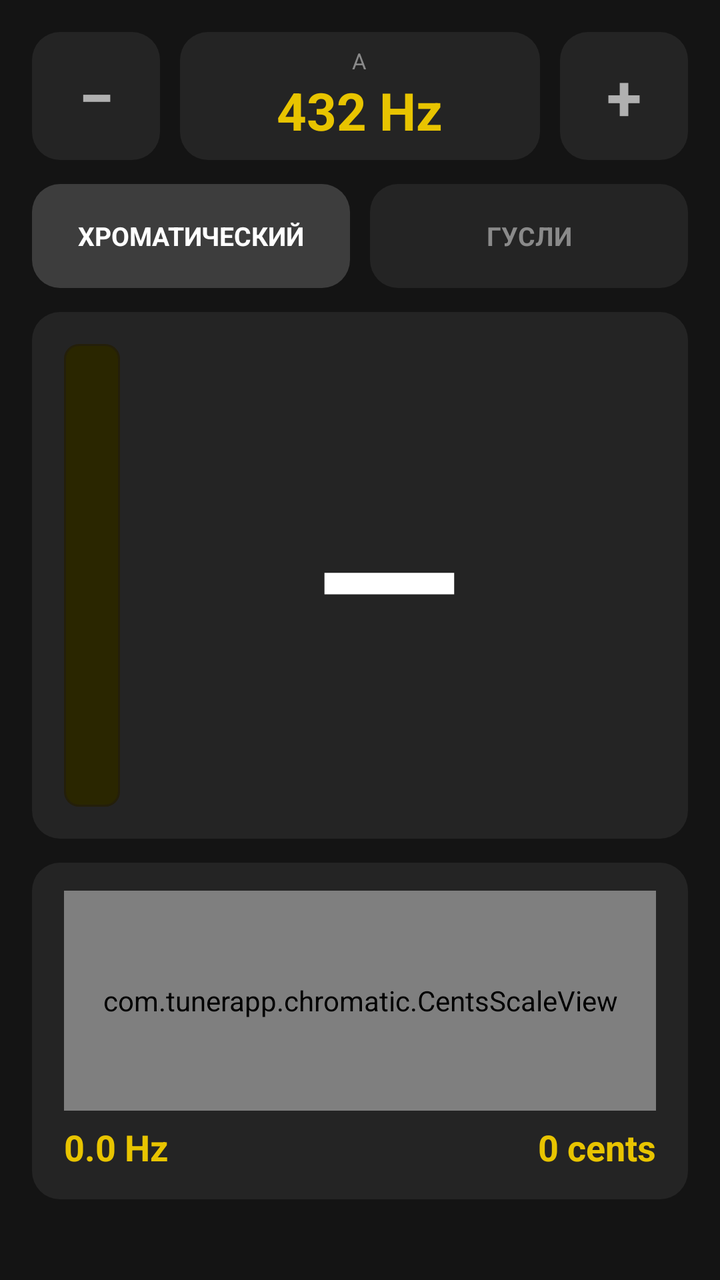
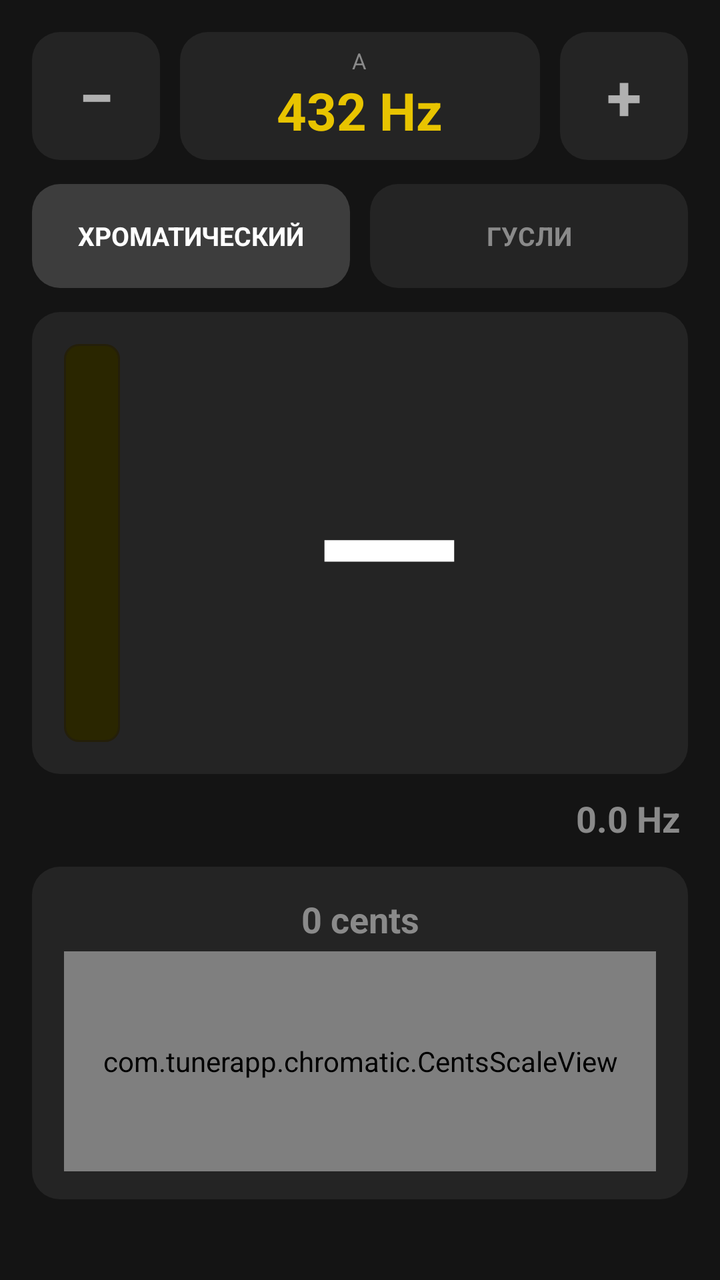

Two renders of the same Android screen: before a commit and after it. Below are the layout's source before the change and the commit's diff.
<!-- AndroidManifest.xml: application theme Theme.Tuner -->
<!-- res/layout/activity_main.xml -->
<?xml version="1.0" encoding="utf-8"?>
<LinearLayout xmlns:android="http://schemas.android.com/apk/res/android"
    android:layout_width="match_parent"
    android:layout_height="match_parent"
    android:background="#141414"
    android:orientation="vertical"
    android:padding="16dp">

    
    <LinearLayout
        android:layout_width="match_parent"
        android:layout_height="wrap_content"
        android:gravity="center_vertical"
        android:orientation="horizontal">

        <TextView
            android:id="@+id/minusBtn"
            android:layout_width="64dp"
            android:layout_height="64dp"
            android:background="@drawable/card_bg"
            android:gravity="center"
            android:text="−"
            android:textColor="#B0B0B0"
            android:textSize="32sp"
            android:textStyle="bold" />

        <LinearLayout
            android:layout_width="0dp"
            android:layout_height="64dp"
            android:layout_weight="1"
            android:layout_marginLeft="10dp"
            android:layout_marginRight="10dp"
            android:background="@drawable/card_bg"
            android:gravity="center"
            android:orientation="vertical">

            <TextView
                android:layout_width="wrap_content"
                android:layout_height="wrap_content"
                android:letterSpacing="0.2"
                android:text="A"
                android:textColor="#8A8A8A"
                android:textSize="11sp" />

            <TextView
                android:id="@+id/a4Value"
                android:layout_width="wrap_content"
                android:layout_height="wrap_content"
                android:text="432 Hz"
                android:textColor="#E8C400"
                android:textSize="26sp"
                android:textStyle="bold" />
        </LinearLayout>

        <TextView
            android:id="@+id/plusBtn"
            android:layout_width="64dp"
            android:layout_height="64dp"
            android:background="@drawable/card_bg"
            android:gravity="center"
            android:text="+"
            android:textColor="#B0B0B0"
            android:textSize="32sp"
            android:textStyle="bold" />
    </LinearLayout>

    
    <LinearLayout
        android:layout_width="match_parent"
        android:layout_height="wrap_content"
        android:layout_marginTop="12dp"
        android:orientation="horizontal">

        <TextView
            android:id="@+id/profChromatic"
            android:layout_width="0dp"
            android:layout_height="52dp"
            android:layout_weight="1"
            android:background="@drawable/card_bg_active"
            android:gravity="center"
            android:text="ХРОМАТИЧЕСКИЙ"
            android:textColor="#FFFFFF"
            android:textSize="13sp"
            android:textStyle="bold" />

        <View
            android:layout_width="10dp"
            android:layout_height="1dp" />

        <TextView
            android:id="@+id/profGusli"
            android:layout_width="0dp"
            android:layout_height="52dp"
            android:layout_weight="1"
            android:background="@drawable/card_bg"
            android:gravity="center"
            android:text="ГУСЛИ"
            android:textColor="#8A8A8A"
            android:textSize="13sp"
            android:textStyle="bold" />
    </LinearLayout>

    
    <LinearLayout
        android:layout_width="match_parent"
        android:layout_height="0dp"
        android:layout_weight="1"
        android:layout_marginTop="12dp"
        android:background="@drawable/card_bg"
        android:gravity="center_vertical"
        android:orientation="horizontal"
        android:padding="16dp">

        <FrameLayout
            android:id="@+id/volTrack"
            android:layout_width="28dp"
            android:layout_height="match_parent"
            android:background="@drawable/volume_track_bg"
            android:padding="3dp">

            <View
                android:id="@+id/volFill"
                android:layout_width="match_parent"
                android:layout_height="0dp"
                android:layout_gravity="bottom"
                android:background="@drawable/volume_fill_bg" />
        </FrameLayout>

        <LinearLayout
            android:layout_width="0dp"
            android:layout_height="wrap_content"
            android:layout_weight="1"
            android:gravity="center"
            android:orientation="horizontal">

            <TextView
                android:id="@+id/noteText"
                android:layout_width="wrap_content"
                android:layout_height="wrap_content"
                android:text="—"
                android:textColor="#FFFFFF"
                android:textSize="96sp"
                android:textStyle="bold" />

            <LinearLayout
                android:layout_width="wrap_content"
                android:layout_height="wrap_content"
                android:layout_gravity="center_vertical"
                android:orientation="vertical">

                <TextView
                    android:id="@+id/noteSharp"
                    android:layout_width="wrap_content"
                    android:layout_height="wrap_content"
                    android:text=""
                    android:textColor="#FFFFFF"
                    android:textSize="40sp"
                    android:textStyle="bold" />

                <TextView
                    android:id="@+id/noteOctave"
                    android:layout_width="wrap_content"
                    android:layout_height="wrap_content"
                    android:text=""
                    android:textColor="#8A8A8A"
                    android:textSize="34sp"
                    android:textStyle="bold" />
            </LinearLayout>
        </LinearLayout>
    </LinearLayout>

    
    <LinearLayout
        android:layout_width="match_parent"
        android:layout_height="wrap_content"
        android:layout_marginTop="12dp"
        android:background="@drawable/card_bg"
        android:orientation="vertical"
        android:paddingLeft="16dp"
        android:paddingTop="14dp"
        android:paddingRight="16dp"
        android:paddingBottom="14dp">

        <com.tunerapp.chromatic.CentsScaleView
            android:id="@+id/centsScale"
            android:layout_width="match_parent"
            android:layout_height="110dp" />

        <LinearLayout
            android:layout_width="match_parent"
            android:layout_height="wrap_content"
            android:layout_marginTop="6dp"
            android:orientation="horizontal">

            <TextView
                android:id="@+id/freqReadout"
                android:layout_width="0dp"
                android:layout_height="wrap_content"
                android:layout_weight="1"
                android:text="0.0 Hz"
                android:textColor="#E8C400"
                android:textSize="18sp"
                android:textStyle="bold" />

            <TextView
                android:id="@+id/centsReadout"
                android:layout_width="0dp"
                android:layout_height="wrap_content"
                android:layout_weight="1"
                android:gravity="end"
                android:text="0 cents"
                android:textColor="#E8C400"
                android:textSize="18sp"
                android:textStyle="bold" />
        </LinearLayout>
    </LinearLayout>

    <TextView
        android:id="@+id/statusMsg"
        android:layout_width="match_parent"
        android:layout_height="wrap_content"
        android:layout_marginTop="8dp"
        android:gravity="center"
        android:text=""
        android:textColor="#8A8A8A"
        android:textSize="12sp" />

</LinearLayout>
<!-- resources referenced by this layout -->
<resources>
  <!-- drawable card_bg (drawable) -->
  <?xml version="1.0" encoding="utf-8"?>
  <shape xmlns:android="http://schemas.android.com/apk/res/android" android:shape="rectangle">
      <corners android:radius="14dp"/>
      <solid android:color="#242424"/>
  </shape>
  <!-- drawable card_bg_active (drawable) -->
  <?xml version="1.0" encoding="utf-8"?>
  <shape xmlns:android="http://schemas.android.com/apk/res/android" android:shape="rectangle">
      <corners android:radius="14dp"/>
      <solid android:color="#3D3D3D"/>
  </shape>
  <!-- drawable volume_fill_bg (drawable) -->
  <?xml version="1.0" encoding="utf-8"?>
  <shape xmlns:android="http://schemas.android.com/apk/res/android" android:shape="rectangle">
      <corners android:radius="9dp"/>
      <solid android:color="#E8C400"/>
  </shape>
  <!-- drawable volume_track_bg (drawable) -->
  <?xml version="1.0" encoding="utf-8"?>
  <shape xmlns:android="http://schemas.android.com/apk/res/android" android:shape="rectangle">
      <corners android:radius="7dp"/>
      <solid android:color="#2A2600"/>
      <stroke android:width="1dp" android:color="#241F0A"/>
  </shape>
  <style name="Theme.Tuner" parent="Theme.AppCompat.NoActionBar">
          <item name="android:windowBackground">@android:color/black</item>
          <item name="android:statusBarColor">@android:color/black</item>
      </style>
</resources>

<!-- the commit's change to res/layout/activity_main.xml (unified diff, before → after) -->
@@ -169,6 +169,18 @@
         </LinearLayout>
     </LinearLayout>
 
+    <TextView
+        android:id="@+id/freqReadout"
+        android:layout_width="match_parent"
+        android:layout_height="wrap_content"
+        android:layout_marginTop="10dp"
+        android:gravity="end"
+        android:paddingRight="4dp"
+        android:text="0.0 Hz"
+        android:textColor="#8A8A8A"
+        android:textSize="18sp"
+        android:textStyle="bold" />
+
     
     <LinearLayout
         android:layout_width="match_parent"
@@ -181,38 +193,21 @@
         android:paddingRight="16dp"
         android:paddingBottom="14dp">
 
+        <TextView
+            android:id="@+id/centsReadout"
+            android:layout_width="match_parent"
+            android:layout_height="wrap_content"
+            android:layout_marginBottom="4dp"
+            android:gravity="center"
+            android:text="0 cents"
+            android:textColor="#8A8A8A"
+            android:textSize="18sp"
+            android:textStyle="bold" />
+
         <com.tunerapp.chromatic.CentsScaleView
             android:id="@+id/centsScale"
             android:layout_width="match_parent"
             android:layout_height="110dp" />
-
-        <LinearLayout
-            android:layout_width="match_parent"
-            android:layout_height="wrap_content"
-            android:layout_marginTop="6dp"
-            android:orientation="horizontal">
-
-            <TextView
-                android:id="@+id/freqReadout"
-                android:layout_width="0dp"
-                android:layout_height="wrap_content"
-                android:layout_weight="1"
-                android:text="0.0 Hz"
-                android:textColor="#E8C400"
-                android:textSize="18sp"
-                android:textStyle="bold" />
-
-            <TextView
-                android:id="@+id/centsReadout"
-                android:layout_width="0dp"
-                android:layout_height="wrap_content"
-                android:layout_weight="1"
-                android:gravity="end"
-                android:text="0 cents"
-                android:textColor="#E8C400"
-                android:textSize="18sp"
-                android:textStyle="bold" />
-        </LinearLayout>
     </LinearLayout>
 
     <TextView
